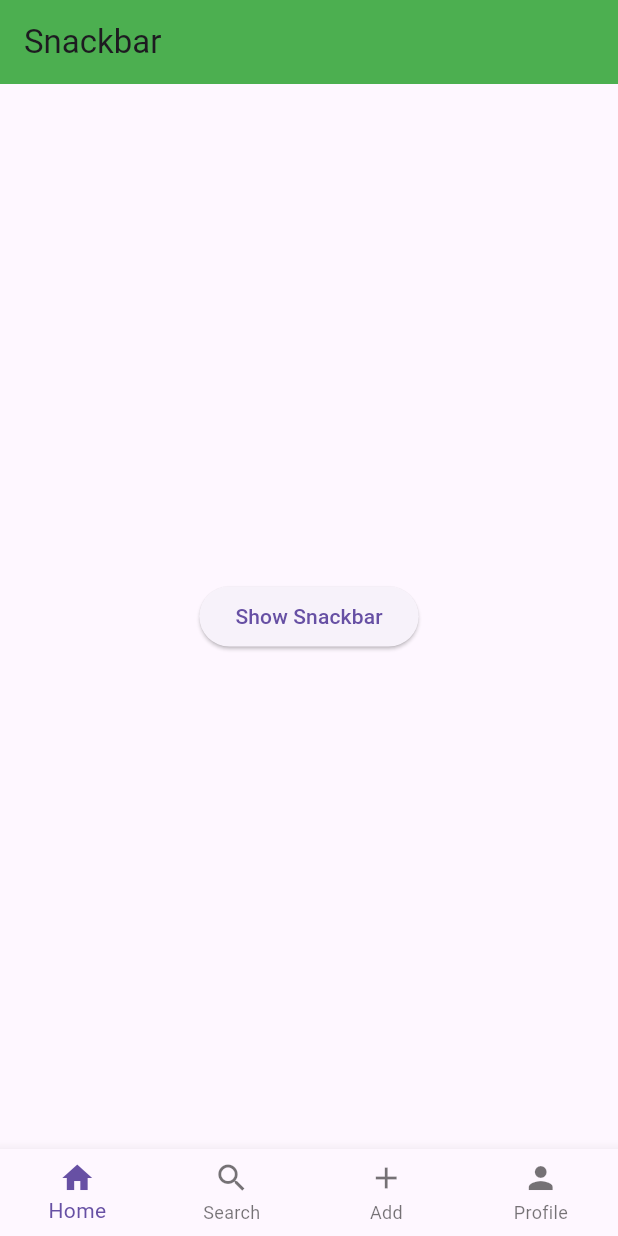
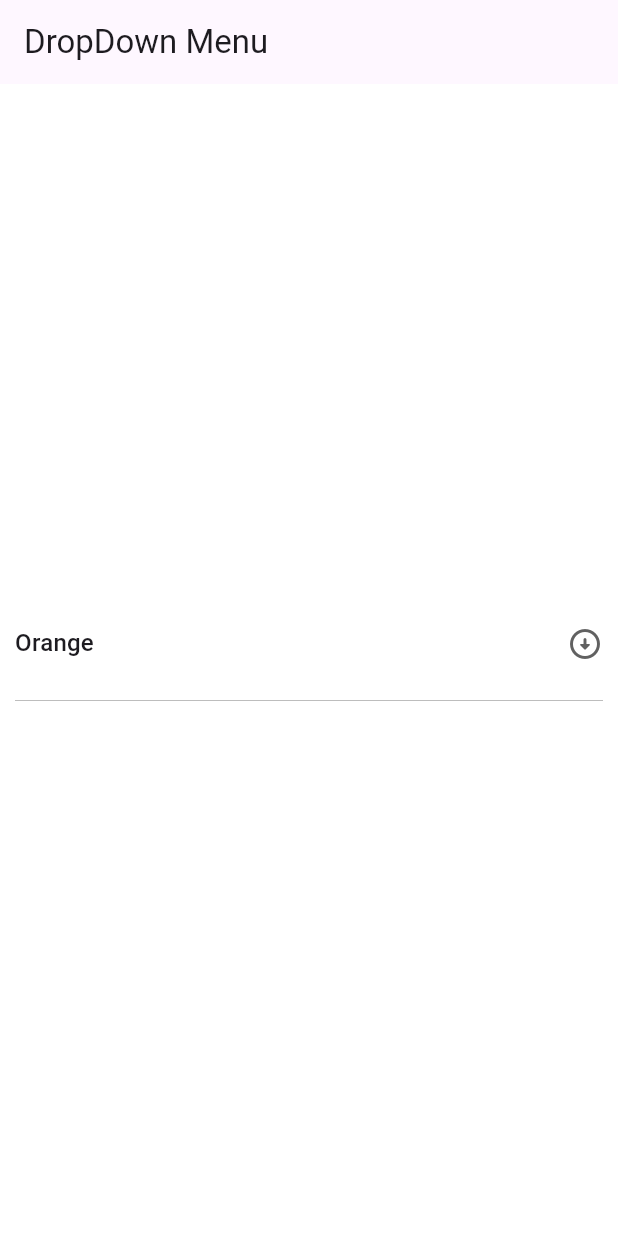
Before and after one commit to dhruv20047228/flutter-dev, a Flutter app: the screen it shows after launch, on a phone screen of 412 x 824 dp. Run offline on Flutter 3.47's test engine with Material 3 defaults, Android fonts, the phone set to English and light mode, and no system bars.

Commit message:
DropDown Menu Added

```diff
--- a/lib/main.dart
+++ b/lib/main.dart
@@ -1,5 +1,5 @@
 import 'package:flutter/material.dart';
-import 'package:my_app/widgets/bottomnav.dart';
+import 'package:my_app/widgets/dropdown.dart';
 
 void main() => runApp(MyApp());
 
@@ -8,9 +8,6 @@ class MyApp extends StatelessWidget {
 
   @override
   Widget build(BuildContext context) {
-    return MaterialApp(
-      debugShowCheckedModeBanner: false,
-      home: BottomNavbar(),
-    );
+    return MaterialApp(debugShowCheckedModeBanner: false, home: DropDownMenu());
   }
 }
--- /dev/null
+++ b/lib/widgets/dropdown.dart
@@ -0,0 +1,50 @@
+import 'package:flutter/material.dart';
+
+class DropDownMenu extends StatefulWidget {
+  const DropDownMenu({super.key});
+
+  @override
+  State<DropDownMenu> createState() => _DropDownMenuState();
+}
+
+class _DropDownMenuState extends State<DropDownMenu> {
+  String selectedvalue = 'Orange';
+  @override
+  Widget build(BuildContext context) {
+    return Scaffold(
+      appBar: AppBar(title: Text('DropDown Menu')),
+      backgroundColor: Colors.white70,
+      body: Center(
+        child: Column(
+          mainAxisAlignment: MainAxisAlignment.center,
+          children: [
+            Container(
+              margin: EdgeInsets.all(10),
+              height: 70,
+              width: MediaQuery.of(context).size.width,
+              child: DropdownButton<String>(
+                dropdownColor: Colors.grey.shade200,
+                isExpanded: true,
+                value: selectedvalue,
+                icon: Icon(Icons.arrow_circle_down_rounded),
+                onChanged: (String? newvalue) {
+                  setState(() {
+                    selectedvalue = newvalue!;
+                  });
+                },
+                items: <String>['Orange', 'Apple', 'Banana', 'Mango', 'Grapes']
+                    .map<DropdownMenuItem<String>>((String value) {
+                      return DropdownMenuItem<String>(
+                        value: value,
+                        child: Text(value),
+                      );
+                    })
+                    .toList(),
+              ),
+            ),
+          ],
+        ),
+      ),
+    );
+  }
+}
```
